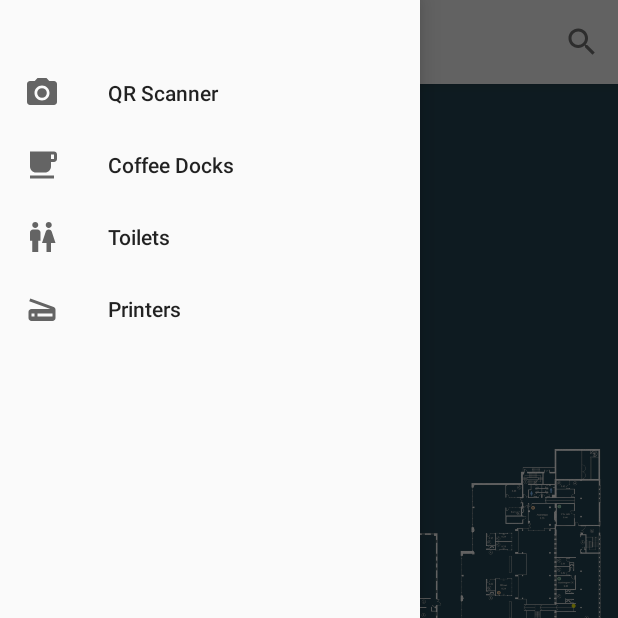
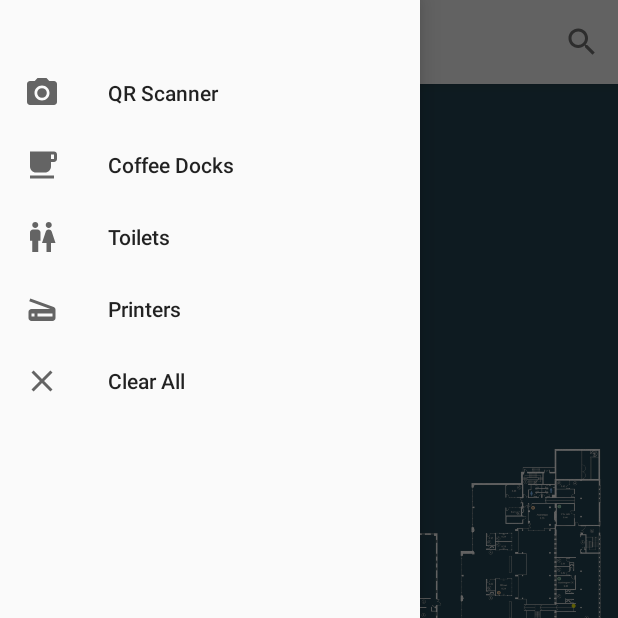
Before and after one commit to 98jmilton/Ericsson_internal_map, an Android app: the screen it shows after launch (GroundFloorFunctions), with the side drawer open, on a phone screen of 412 x 824 dp, the top half of it. Run offline under Robolectric (Android 15) with nearby library versions, the phone set to English and light mode, and no system bars.

Commit message:
Clear ALL

```diff
--- a/app/src/main/java/com/example/ezmilja/ericsson_internal_map/GroundFloorFunctions.java
+++ b/app/src/main/java/com/example/ezmilja/ericsson_internal_map/GroundFloorFunctions.java
@@ -362,6 +362,8 @@
         } else if (id == R.id.nav_toilets) {
 
         } else if (id == R.id.nav_printer) {
+
+        } else if (id ==R.id.nav_clear) {
 
         }
 
--- /dev/null
+++ b/app/src/main/res/drawable/ic_baseline_clear_24px.xml
@@ -0,0 +1,9 @@
+<vector xmlns:android="http://schemas.android.com/apk/res/android"
+    android:width="24dp"
+    android:height="24dp"
+    android:viewportWidth="24"
+    android:viewportHeight="24">
+  <path
+      android:fillColor="#FF000000"
+      android:pathData="M19,6.41L17.59,5 12,10.59 6.41,5 5,6.41 10.59,12 5,17.59 6.41,19 12,13.41 17.59,19 19,17.59 13.41,12z"/>
+</vector>
--- a/app/src/main/res/menu/activity_ground_floor_functions_drawer.xml
+++ b/app/src/main/res/menu/activity_ground_floor_functions_drawer.xml
@@ -21,5 +21,9 @@
             android:id="@+id/nav_printer"
             android:icon="@drawable/ic_printer"
             android:title="Printers" />
+        <item
+            android:id="@+id/nav_clear"
+            android:icon="@drawable/ic_baseline_clear_24px"
+            android:title="Clear All" />
     </group>
 </menu>
```
Also changed, not shown: app/src/main/res/layout/content_ground_floor_functions.xml (+5 -2 lines), 3 other files.
